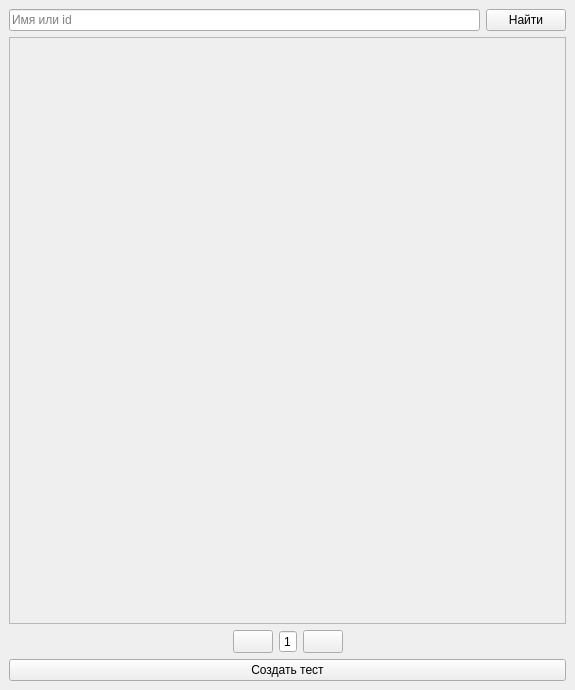
Before: the Qt Designer form client/gui/main_menu.ui in igorechek06/pyQuiz, drawn with Qt 5.
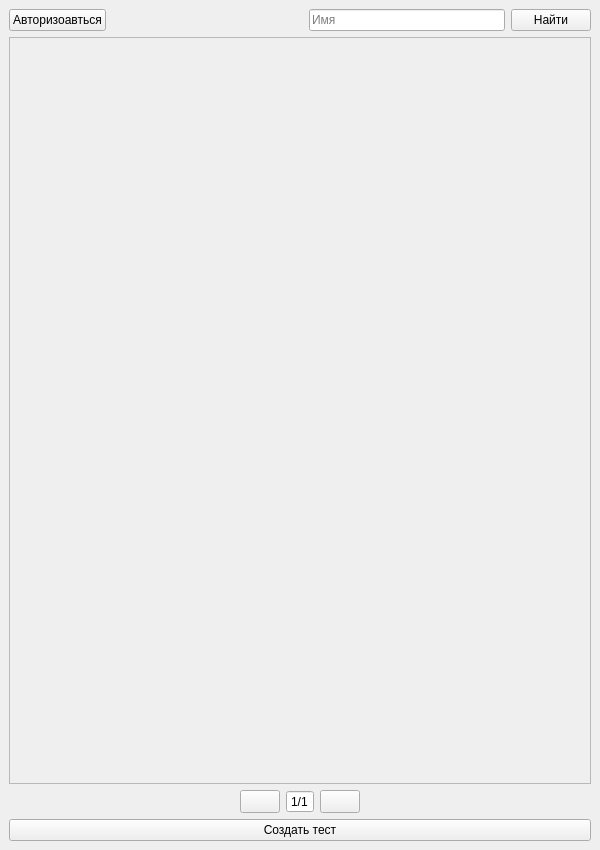
After: the same form once the commit is applied. Icons and pictures are not drawn.

Commit message: Add JWT auth

What changed in the file:
```diff
--- a/client/gui/main_menu.ui
+++ b/client/gui/main_menu.ui
@@ -6,16 +6,22 @@
    <rect>
     <x>0</x>
     <y>0</y>
-    <width>575</width>
-    <height>690</height>
+    <width>600</width>
+    <height>850</height>
    </rect>
   </property>
   <property name="minimumSize">
    <size>
-    <width>575</width>
+    <width>600</width>
     <height>0</height>
    </size>
   </property>
+  <property name="maximumSize">
+   <size>
+    <width>600</width>
+    <height>850</height>
+   </size>
+  </property>
   <property name="windowTitle">
    <string>PyQuiz</string>
   </property>
@@ -27,10 +33,30 @@
    <layout class="QVBoxLayout" name="verticalLayout_2">
     <item>
      <layout class="QHBoxLayout" name="searchLayout">
+      <item>
+       <widget class="QPushButton" name="authButton">
+        <property name="text">
+         <string>Авторизоавться</string>
+        </property>
+       </widget>
+      </item>
+      <item>
+       <spacer name="searchSpacer">
+        <property name="orientation">
+         <enum>Qt::Horizontal</enum>
+        </property>
+        <property name="sizeHint" stdset="0">
+         <size>
+          <width>40</width>
+          <height>20</height>
+         </size>
+        </property>
+       </spacer>
+      </item>
       <item>
        <widget class="QLineEdit" name="searchField">
         <property name="placeholderText">
-         <string>Имя или id</string>
+         <string>Имя</string>
         </property>
         <property name="clearButtonEnabled">
          <bool>true</bool>
@@ -60,8 +86,8 @@
         <rect>
          <x>0</x>
          <y>0</y>
-         <width>559</width>
-         <height>540</height>
+         <width>584</width>
+         <height>700</height>
         </rect>
        </property>
        <layout class="QVBoxLayout" name="verticalLayout"/>
@@ -102,12 +128,21 @@
       </item>
       <item>
        <widget class="QSpinBox" name="pageSelectorField">
+        <property name="sizePolicy">
+         <sizepolicy hsizetype="Maximum" vsizetype="Fixed">
+          <horstretch>0</horstretch>
+          <verstretch>0</verstretch>
+         </sizepolicy>
+        </property>
         <property name="alignment">
          <set>Qt::AlignCenter</set>
         </property>
         <property name="buttonSymbols">
          <enum>QAbstractSpinBox::NoButtons</enum>
         </property>
+        <property name="suffix">
+         <string>/1</string>
+        </property>
         <property name="minimum">
          <number>1</number>
         </property>
```
Left out of the diff: 16 changed lines with no effect on the pictures. The commit also changes 34 other files.
